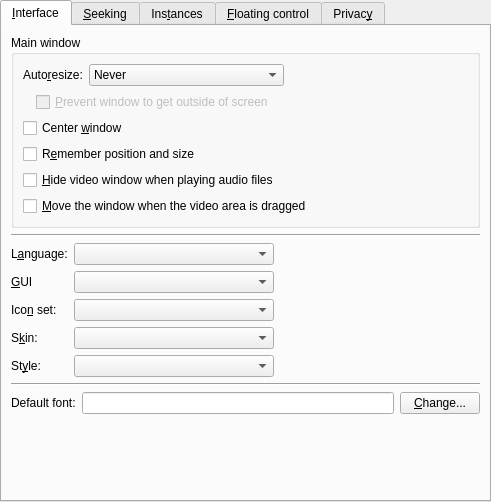
The window that src/prefinterface.ui (smplayer-dev/smplayer) describes before a commit, drawn with Qt 5.
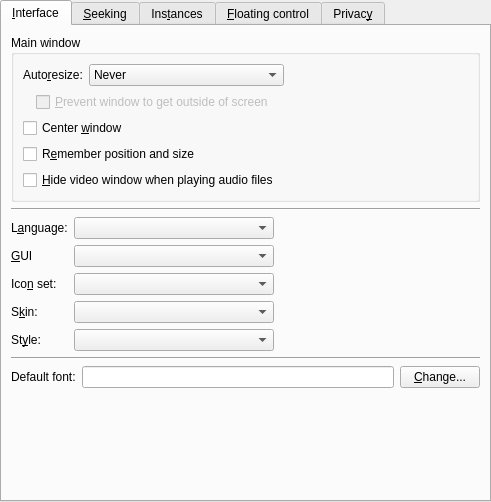
The same window after the commit. Custom widgets are drawn as their Qt base class.

Commit message: * The option "Move the window when the video area is dragged" in   Preferences -> Interface has been removed. * New option in Preferences -> Keyboard and mouse to specify the   function to when the mouse is dragged.

Patch:
```diff
--- a/src/prefinterface.ui
+++ b/src/prefinterface.ui
@@ -149,13 +149,6 @@
             </property>
            </widget>
           </item>
-          <item>
-           <widget class="QCheckBox" name="move_when_dragging_check">
-            <property name="text">
-             <string>&amp;Move the window when the video area is dragged</string>
-            </property>
-           </widget>
-          </item>
          </layout>
         </widget>
        </item>
```
Left out of the diff: 1 changed line with no effect on the pictures. The commit also changes 7 other files.
